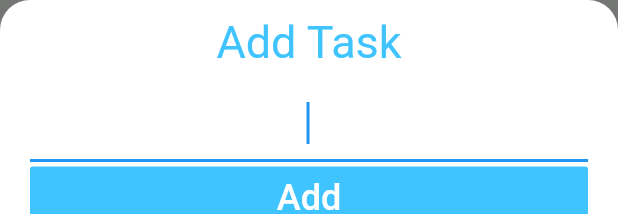
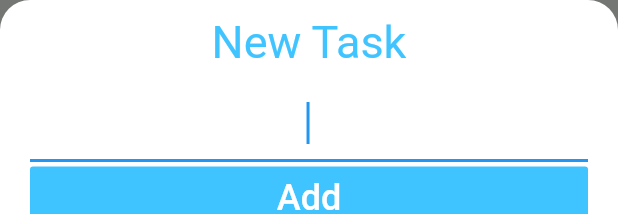
Before and after one commit to kamalx/todooye, a Flutter app: the AddTask widget shown alone on an empty page, opened directly, on a phone screen of 412 x 824 dp. Shown: the top 214 px of the screen. Run offline on Flutter 3.47's test engine with Material 2 defaults, Android fonts, the phone set to English and light mode, and no system bars.

Commit message:
s/Add/New

```diff
--- a/lib/models/task.dart
+++ b/lib/models/task.dart
@@ -4,7 +4,10 @@ class Task {
   final String name;
   bool isDone;
 
-  Task({@required this.name, this.isDone = false});
+  Task({
+    @required this.name,
+    this.isDone = false,
+  });
 
   void toggleDone() {
     isDone = !isDone;
--- a/lib/screens/add_task.dart
+++ b/lib/screens/add_task.dart
@@ -20,7 +20,7 @@ class AddTask extends StatelessWidget {
             children: [
               ListTile(
                 title: Text(
-                  'Add Task',
+                  'New Task',
                   textAlign: TextAlign.center,
                   style: TextStyle(
                     color: Colors.lightBlueAccent,
```
